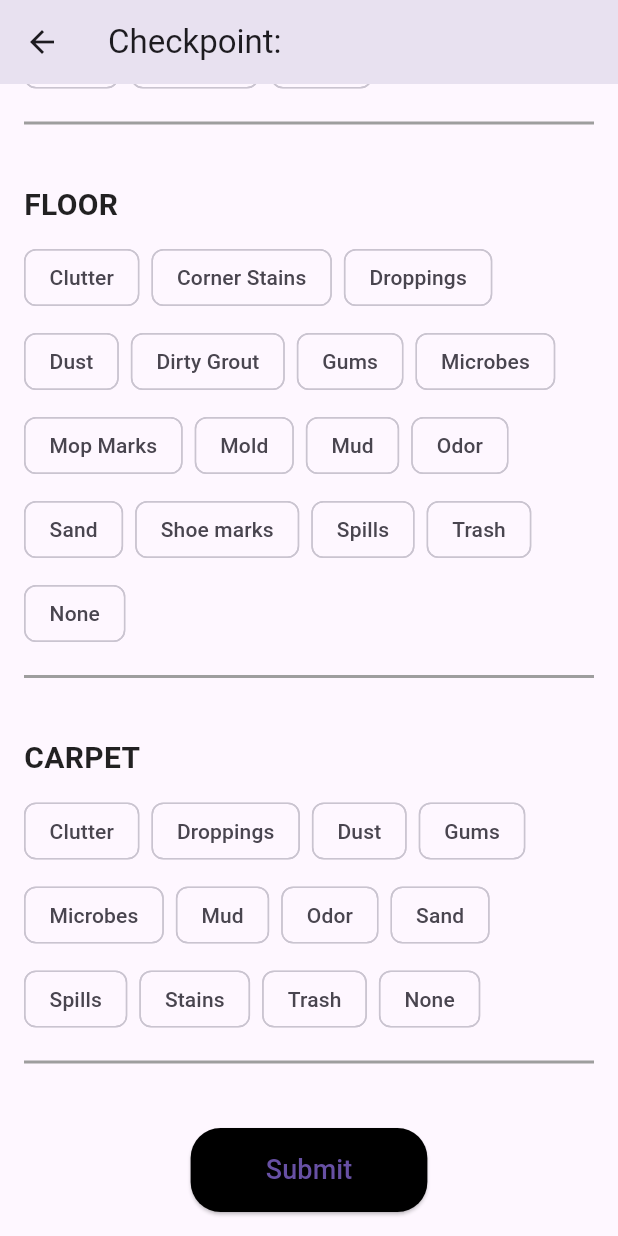
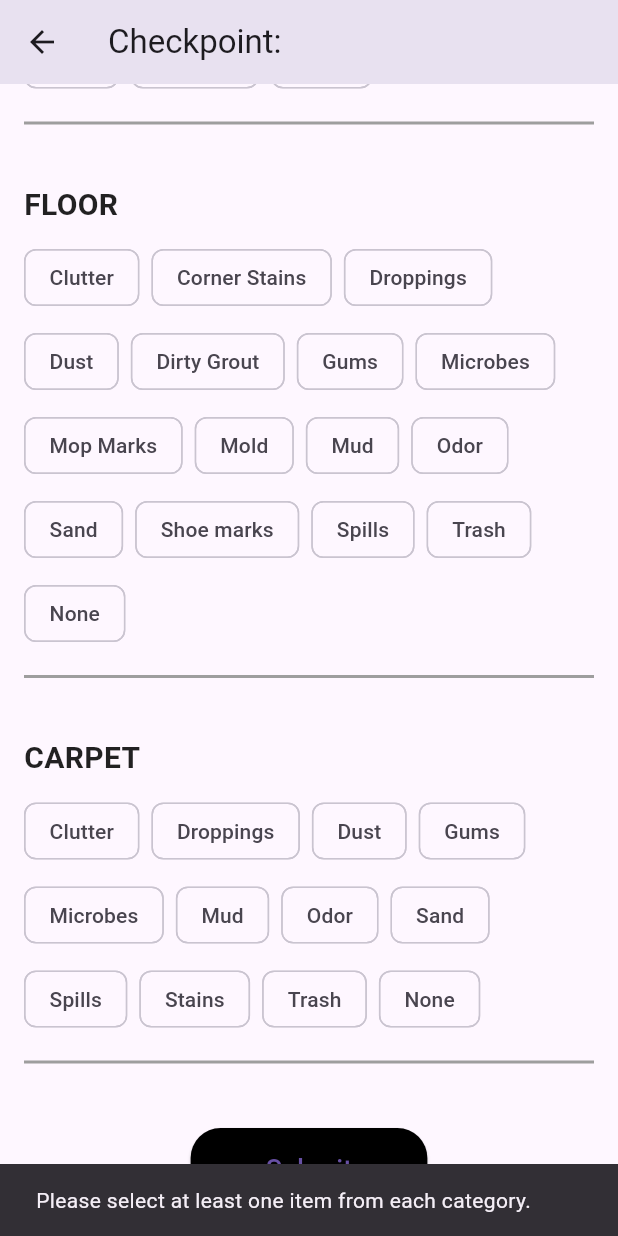
Before and after one commit to bbnoni/SpakleanAppProdFlutter, a Flutter app: the CheckpointScreen screen opened directly with empty values, scrolled down 1317 dp, after a tap on "Submit", on a phone screen of 412 x 824 dp. Run offline on Flutter 3.47's test engine with Material 3 defaults, Android fonts, the phone set to English and light mode, and no system bars; network calls fail.

```diff
--- a/lib/screens/admin_page.dart
+++ b/lib/screens/admin_page.dart
@@ -23,7 +23,7 @@ class _AdminPageState extends State<AdminPage> {
   String? _selectedZone; // Currently selected zone
 
   // Available Roles and Zones
-  final List<String> _roles = ['Custodian', 'Admin'];
+  final List<String> _roles = ['Custodian', 'Admin', 'Manager', 'CEO'];
   final List<String> _zones = [
     'Low Traffic Areas (Yellow Zone)',
     'Heavy Traffic Areas (Orange Zone)',
--- a/lib/screens/checkpoint_screen.dart
+++ b/lib/screens/checkpoint_screen.dart
@@ -82,8 +82,29 @@ class _CheckpointScreenState extends State<CheckpointScreen> {
     }
   }
 
+  // Function to check if at least one item is selected in every category
+  bool _isChecklistComplete() {
+    for (var category in selections.keys) {
+      if (selections[category]!.isEmpty) {
+        return false;
+      }
+    }
+    return true;
+  }
+
   // Function to submit task data to backend
   Future<void> _submitDataToBackend() async {
+    // Check if all categories have at least one selected item
+    if (!_isChecklistComplete()) {
+      // Show a SnackBar if the checklist is incomplete
+      ScaffoldMessenger.of(context).showSnackBar(
+        const SnackBar(
+          content: Text('Please select at least one item from each category.'),
+        ),
+      );
+      return;
+    }
+
     _submissionTime = DateTime.now(); // Capture submission time
 
     // Prepare the data to be sent
--- a/lib/screens/login_screen.dart
+++ b/lib/screens/login_screen.dart
@@ -43,6 +43,7 @@ class _LoginScreenState extends State<LoginScreen> {
         }
 
         // Navigate based on role
+        if (!mounted) return; // Ensure widget is still in the widget tree
         if (role == 'Admin') {
           Navigator.pushReplacementNamed(context, '/admin');
         } else if (role == 'Custodian') {
@@ -58,15 +59,19 @@ class _LoginScreenState extends State<LoginScreen> {
         }
       } else {
         // Handle login error
+        if (mounted) {
           ScaffoldMessenger.of(context).showSnackBar(
             const SnackBar(
                 content: Text('Login failed. Please check your credentials.')),
           );
         }
+      }
     } catch (e) {
+      if (mounted) {
         ScaffoldMessenger.of(context).showSnackBar(
           SnackBar(content: Text('An error occurred: $e')),
         );
+      }
     }
   }
 
```
Also changed, not shown: lib/screens/custodian_records_screen.dart (+38 -4 lines). Lines whose indentation alone changed are shown as unchanged.
